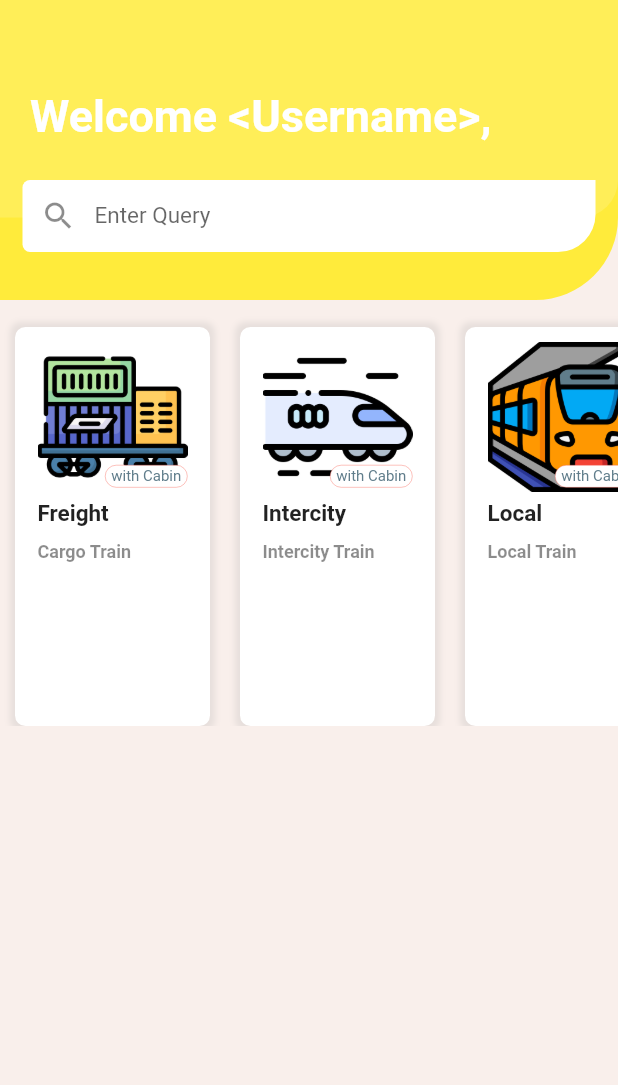
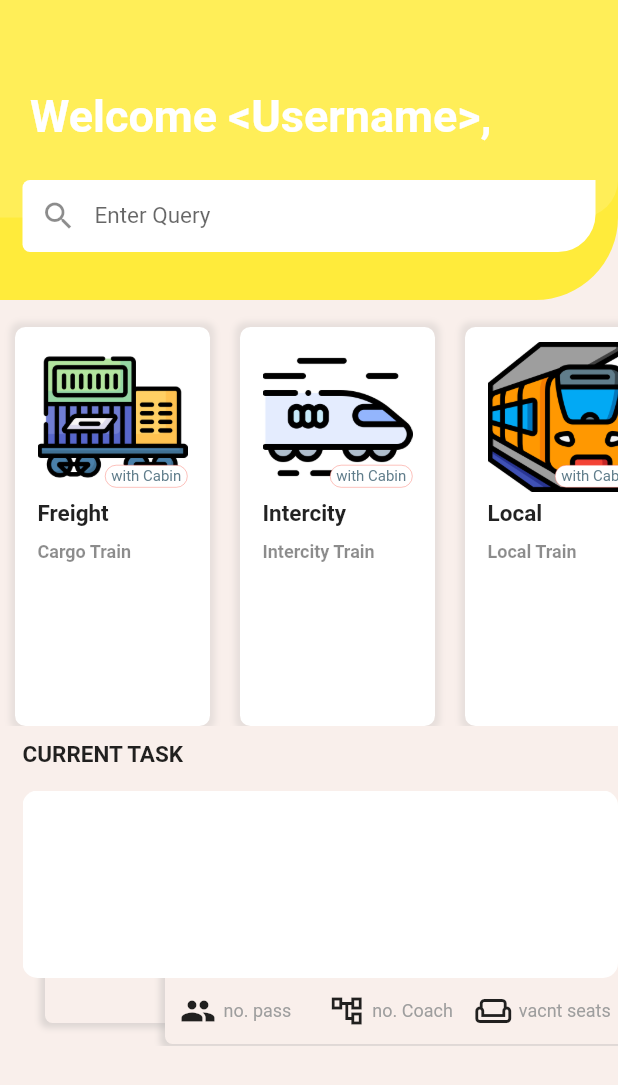
Before and after one commit to sadikRizvi31/tte_buddy, a Flutter app: the HomePage screen opened by its route, on a phone screen of 412 x 824 dp. Shown: the top 1085 px of the screen. Run offline on Flutter 3.47's test engine with Material 2 defaults, Android fonts, the phone set to English and light mode, and no system bars; our stand-ins replace flutter_hooks, lottie.

Commit message:
TTE Buddy Updated Homepage Upload with added Current Task Card .

```diff
--- a/lib/HomePage.dart
+++ b/lib/HomePage.dart
@@ -85,9 +85,125 @@ class _HomePageState extends State<HomePage> with SingleTickerProviderStateMixin
               ],
             ),
           ),
+          SizedBox(height: 10.0),
+          Padding(
+              padding: EdgeInsets.only(left: 15.0),
+            child: Text(
+              'CURRENT TASK',
+              style: TextStyle(
+                fontWeight: FontWeight.bold,
+                fontSize: 15.0,
+              ),
+            ),
+          ),
+          _listItem("<Train Name>","train number","From <Station name>","To : <StationName>","Date","Time"),
         ],
       ),
     );
   }
 
+  _listItem(String trainName,String trainNumber,String fromS,String toS,String dateT,String timeT)
+  {
+    return Padding(
+        padding: EdgeInsets.only(left: 15.0,top: 15.0),
+      child: Stack(
+        children: <Widget>[
+          Container(
+            height: 170.0,
+            width: MediaQuery.of(context).size.width,
+          ),
+          Positioned(
+            left: 15.0,
+              top: 30.0,
+              child: Container(
+                height: 125.0,
+                width: MediaQuery.of(context).size.width - 15.0,
+                decoration: BoxDecoration(
+                  color: Color(0xFFF9EFEB),
+                  borderRadius: BorderRadius.circular(5.0),
+                  boxShadow: [
+                    BoxShadow(
+                      color: Colors.grey.withOpacity(0.3),
+                      spreadRadius: 3.0,
+                      blurRadius: 3.0,
+                    )
+                  ]
+                ),
+                child: Text("Hello World"),
+              )
+          ),
+          Positioned(
+            left: 95.0,
+            top: 64.0,
+            child: Container(
+              height: 105.0,
+              width: MediaQuery.of(context).size.width - 15.0,
+              decoration: BoxDecoration(
+                  color: Color(0xFFF9EFEB),
+                  borderRadius: BorderRadius.circular(5.0),
+                  boxShadow: [
+                    BoxShadow(
+                      color: Colors.grey.withOpacity(0.3),
+                      spreadRadius: 3.0,
+                      blurRadius: 3.0,
+                    )
+                  ]
+              ),
+              child: Align(
+                alignment: Alignment.bottomRight,
+                child: Padding(
+                  padding: EdgeInsets.only(bottom: 10.0,left: 10.0),
+                  child: Row(
+                    children: [
+                      Icon(Icons.people),
+                      SizedBox(width: 5.0,),
+                      Text(
+                        "no. pass",
+                        style: TextStyle(
+                          fontSize: 12.0,
+                          color: Colors.grey,
+                        ),
+                      ),
+                      SizedBox(width: 25.0,),
+                      Icon(Icons.account_tree_outlined),
+                      SizedBox(width: 5.0,),
+                      Text(
+                        "no. Coach",
+                        style: TextStyle(
+                          fontSize: 12.0,
+                          color: Colors.grey,
+                        ),
+                      ),
+                      SizedBox(width: 15.0),
+                      Icon(Icons.weekend_outlined),
+                      SizedBox(width: 5.0,),
+                      Text(
+                        "vacnt seats",
+                        style: TextStyle(
+                          fontSize: 12.0,
+                          color: Colors.grey,
+                        ),
+                      )
+                    ],
+                  ),
+                ),
+              ),
+            ),
+          ),
+          Container(
+            width: MediaQuery.of(context).size.width,
+            height: 125.0,
+            decoration: BoxDecoration(
+              borderRadius: BorderRadius.circular(10.0),
+              color: Colors.white,
+            ),
+            child: Padding(
+              padding: EdgeInsets.all(8.0),
+
+              ),
+            ),
+        ],
+      ),
+    );
+  }
 }
--- a/lib/main.dart
+++ b/lib/main.dart
@@ -34,7 +34,7 @@ class _SplashScreenState extends State<SplashScreen>{
   void initState() {
     // TODO: implement initState
     super.initState();
-    Timer(Duration(seconds: 10),(){
+    Timer(Duration(seconds: 5),(){
       Navigator.of(context).pushReplacement(MaterialPageRoute(builder: (_) => LoginPage() ));
     });
   }
```
